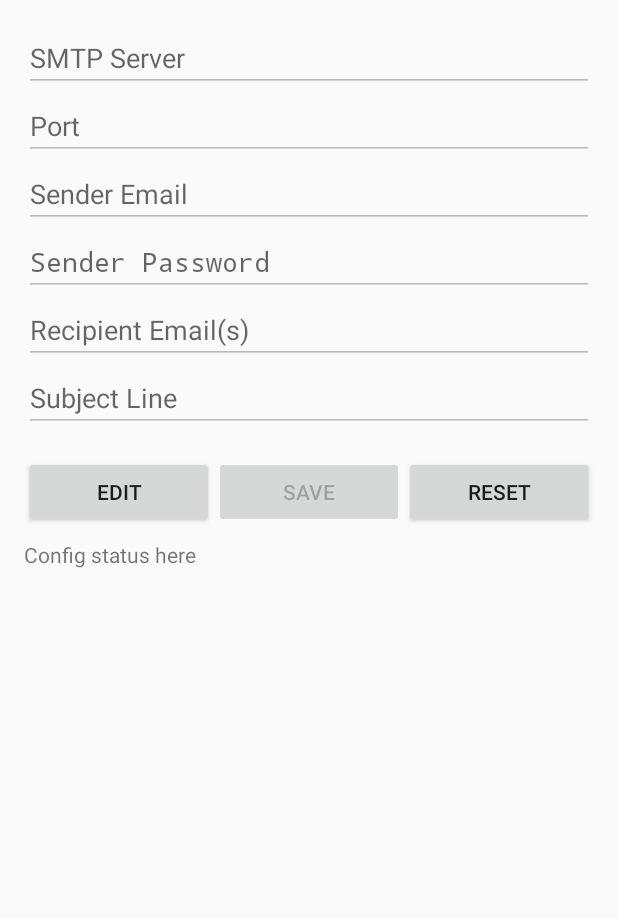
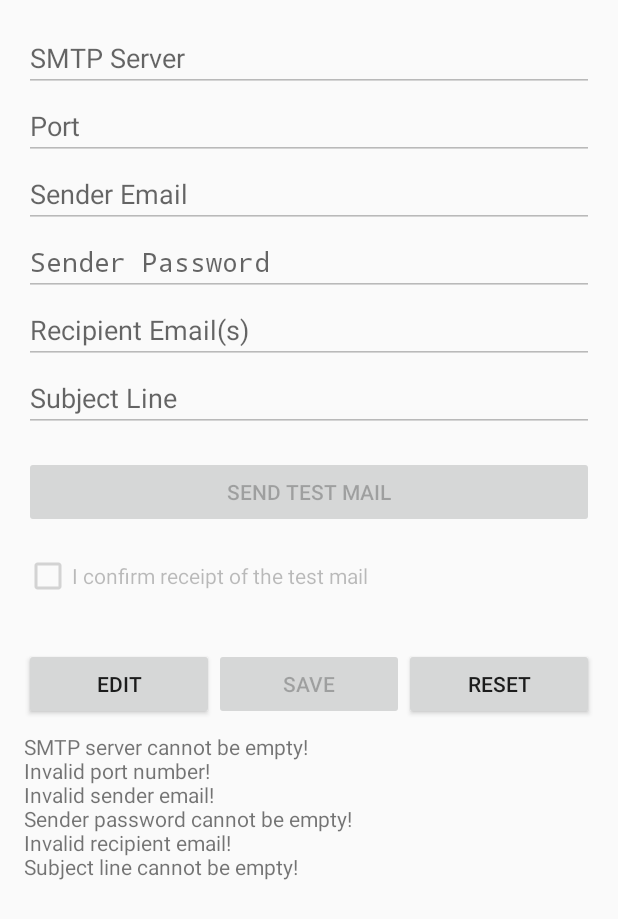
Before and after one commit to ganeshv/textfiltrator, an Android app built with Jetpack Compose: the ConfigActivity screen opened directly, with no data from a screen before it, after a tap on "RESET", on a phone screen of 412 x 824 dp. Shown: the top 919 px of the screen. Run offline under Robolectric (Android 15) with nearby library versions, the phone set to English and light mode, and no system bars; 6 statements that could not run were skipped; 3 other taps on this screen came first.

Commit message:
test mails work, exceptions are caught, multiple recipients work

```diff
--- a/SMSReaderApp/app/src/main/java/com/example/smsreaderapp/ConfigActivity.kt
+++ b/SMSReaderApp/app/src/main/java/com/example/smsreaderapp/ConfigActivity.kt
@@ -1,10 +1,45 @@
 package com.example.smsreaderapp
 
 import android.app.Activity
+import android.content.Context
 import android.os.Bundle
+import android.util.Log
 import android.widget.Button
+import android.widget.CheckBox
 import android.widget.EditText
 import android.widget.TextView
+import kotlinx.coroutines.CoroutineScope
+import kotlinx.coroutines.Dispatchers
+import kotlinx.coroutines.launch
+
+data class SMTPSettings (
+    val smtpServer: String,
+    val port: String,
+    val senderEmail: String,
+    val senderPassword: String,
+    val recipientEmails: String,
+    val subjectLine: String
+) {
+    companion object {
+        fun load(context: Context) : SMTPSettings {
+            val smtpServer = EncryptedPreferencesUtil.getString(context, "SMTP_SERVER") ?: ""
+            val port = EncryptedPreferencesUtil.getString(context, "PORT") ?: ""
+            val senderEmail = EncryptedPreferencesUtil.getString(context, "SENDER_EMAIL") ?: ""
+            val senderPassword = EncryptedPreferencesUtil.getString(context, "SENDER_PASSWORD") ?: ""
+            val recipientEmails = EncryptedPreferencesUtil.getString(context, "RECIPIENT_EMAILS") ?: ""
+            val subjectLine = EncryptedPreferencesUtil.getString(context, "SUBJECT_LINE") ?: ""
+            return SMTPSettings(smtpServer, port, senderEmail, senderPassword, recipientEmails, subjectLine)
+        }
+    }
+    fun store(context: Context) {
+        EncryptedPreferencesUtil.putString(context, "SMTP_SERVER", smtpServer)
+        EncryptedPreferencesUtil.putString(context, "PORT", port)
+        EncryptedPreferencesUtil.putString(context, "SENDER_EMAIL", senderEmail)
+        EncryptedPreferencesUtil.putString(context, "SENDER_PASSWORD", senderPassword)
+        EncryptedPreferencesUtil.putString(context, "RECIPIENT_EMAILS", recipientEmails)
+        EncryptedPreferencesUtil.putString(context, "SUBJECT_LINE", subjectLine)
+    }
+}
 
 class ConfigActivity : Activity() {
 
@@ -19,8 +54,11 @@ class ConfigActivity : Activity() {
     private lateinit var saveButton: Button
     private lateinit var resetButton: Button
     private lateinit var configStatusTextView: TextView
+    private lateinit var btnSendTestMail: Button
+    private lateinit var checkBoxConfirmReceipt: CheckBox
 
     private var isEditing : Boolean = false
+    private lateinit var smtpSettings : SMTPSettings
 
     override fun onCreate(savedInstanceState: Bundle?) {
         super.onCreate(savedInstanceState)
@@ -34,14 +72,17 @@ class ConfigActivity : Activity() {
         recipientEmailsEditText = findViewById(R.id.recipientEmailsEditText)
         subjectLineEditText = findViewById(R.id.subjectLineEditText)
 
-        // Load previously saved settings
-        loadSettings()
-
         editButton = findViewById(R.id.editButton)
         saveButton = findViewById(R.id.saveButton)
         resetButton = findViewById(R.id.resetButton)
         configStatusTextView = findViewById(R.id.configStatusTextView)
+        btnSendTestMail = findViewById(R.id.btnSendTestMail)
+        checkBoxConfirmReceipt = findViewById(R.id.checkBoxConfirmReceipt)
 
+        // Load previously saved settings
+        smtpSettings = loadSettings()
+
+        // Make all the fields uneditable until the Edit button is pressed
         disableEdit()
 
         // Set up listeners
@@ -55,46 +96,14 @@ class ConfigActivity : Activity() {
         }
 
         saveButton.setOnClickListener {
-
-            val smtpServer = smtpServerEditText.text.toString()
-            val portString = portEditText.text.toString()
-            val senderEmail = senderEmailEditText.text.toString()
-            val senderPassword = senderPasswordEditText.text.toString()
-            val recipientEmails = recipientEmailsEditText.text.toString().split(" ")
-            val subjectLine = subjectLineEditText.text.toString()
-
-            // Validations
-            if (smtpServer.isEmpty()) {
-                configStatusTextView.text = "SMTP Server cannot be empty!"
+            val settings: SMTPSettings = validateSettings() ?: return@setOnClickListener
+            val confirm = checkBoxConfirmReceipt.isChecked
+            if (!confirm) {
+                configStatusTextView.text = "Please send test mail and confirm receipt"
                 return@setOnClickListener
             }
-            val port = portString.toIntOrNull()
-            if (port == null || port <= 0 || port > 65535) {
-                configStatusTextView.text = "Invalid port number!"
-                return@setOnClickListener
-            }
-            if (senderEmail.isEmpty() || !isValidEmail(senderEmail)) {
-                configStatusTextView.text = "Invalid sender email!"
-                return@setOnClickListener
-            }
-
-            if (senderPassword.isBlank()) {
-                configStatusTextView.text = "Sender password cannot be empty!"
-                return@setOnClickListener
-            }
-
-            if (recipientEmails.isEmpty() || !recipientEmails.all { isValidEmail(it) }) {
-                configStatusTextView.text = "Invalid recipient email(s)!"
-                return@setOnClickListener
-            }
-
-            if (subjectLine.isBlank()) {
-                configStatusTextView.text = "Subject line cannot be empty!"
-                return@setOnClickListener
-            }
-
             // Save to encrypted shared preferences
-            saveSettings(smtpServer, portString, senderEmail, senderPassword, recipientEmails.joinToString(" "), subjectLine)
+            saveSettings(settings, true)
             configStatusTextView.text = "Configuration saved successfully!"
             LogManager.log("Configuration saved successfully!")
             // Make all the fields uneditable until the Edit button is pressed
@@ -103,36 +112,74 @@ class ConfigActivity : Activity() {
 
         resetButton.setOnClickListener {
             // Wipe all preferences
-            saveSettings("", "", "", "", "", "")
+            saveSettings(SMTPSettings("", "", "", "", "", ""), false)
             loadSettings()
             LogManager.log("Configuration reset successfully!")
         }
+
+        btnSendTestMail.setOnClickListener {
+            // Call your method to send a test mail.
+            sendTestMail()
+        }
     }
 
-    private fun loadSettings() {
-        val smtpServer = EncryptedPreferencesUtil.getString(this, "SMTP_SERVER") ?: ""
-        val port = EncryptedPreferencesUtil.getString(this, "PORT")
-        val senderEmail = EncryptedPreferencesUtil.getString(this, "SENDER_EMAIL") ?: ""
-        val senderPassword = EncryptedPreferencesUtil.getString(this, "SENDER_PASSWORD") ?: ""
-        val recipientEmails = EncryptedPreferencesUtil.getString(this, "RECIPIENT_EMAILS") ?: ""
-        val subjectLine = EncryptedPreferencesUtil.getString(this, "SUBJECT_LINE") ?: ""
+    private fun validateSettings() : SMTPSettings? {
+        val smtpServer = smtpServerEditText.text.toString().trim()
+        val portString = portEditText.text.toString().trim()
+        val senderEmail = senderEmailEditText.text.toString().trim()
+        val senderPassword = senderPasswordEditText.text.toString().trim()
+        val recipientEmails = recipientEmailsEditText.text.toString().trim().split(" ")
+        val subjectLine = subjectLineEditText.text.toString().trim()
+        val errlist = mutableListOf<String>()
+
+        // Validations
+        if (smtpServer.isEmpty()) {
+            errlist.add("SMTP server cannot be empty!")
+        }
+        val port = portString.toIntOrNull()
+        if (port == null || port <= 0 || port > 65535) {
+            errlist.add("Invalid port number!")
+        }
+        if (senderEmail.isEmpty() || !isValidEmail(senderEmail)) {
+            errlist.add("Invalid sender email!")
+        }
+        if (senderPassword.isBlank()) {
+            errlist.add("Sender password cannot be empty!")
+        }
+        if (recipientEmails.isEmpty() || !recipientEmails.all { isValidEmail(it) }) {
+            errlist.add("Invalid recipient email!")
+        }
+        if (subjectLine.isBlank()) {
+            errlist.add("Subject line cannot be empty!")
+        }
+        return if (errlist.isNotEmpty()) {
+            configStatusTextView.text = errlist.joinToString("\n")
+            null
+        } else {
+            configStatusTextView.text = ""
+            SMTPSettings(smtpServer, portString, senderEmail, senderPassword, recipientEmails.joinToString(" "), subjectLine)
+        }
+    }
+
+    private fun loadSettings() : SMTPSettings {
+        val s = SMTPSettings.load(this)
+        val confirmReceipt = EncryptedPreferencesUtil.getBoolean(this, "CONFIRM_RECEIPT", false)
 
         // Populate the fields with the loaded settings
-        smtpServerEditText.setText(smtpServer)
-        portEditText.setText(port)
-        senderEmailEditText.setText(senderEmail)
-        senderPasswordEditText.setText(senderPassword)
-        recipientEmailsEditText.setText(recipientEmails)
-        subjectLineEditText.setText(subjectLine)
+        smtpServerEditText.setText(s.smtpServer)
+        portEditText.setText(s.port)
+        senderEmailEditText.setText(s.senderEmail)
+        senderPasswordEditText.setText(s.senderPassword)
+        recipientEmailsEditText.setText(s.recipientEmails)
+        subjectLineEditText.setText(s.subjectLine)
+        checkBoxConfirmReceipt.isChecked = confirmReceipt
+
+        return s
     }
 
-    private fun saveSettings(smtpServer: String, port: String, senderEmail: String, senderPassword: String, recipientEmails: String, subjectLine: String) {
-        EncryptedPreferencesUtil.putString(this, "SMTP_SERVER", smtpServer)
-        EncryptedPreferencesUtil.putString(this, "PORT", port)
-        EncryptedPreferencesUtil.putString(this, "SENDER_EMAIL", senderEmail)
-        EncryptedPreferencesUtil.putString(this, "SENDER_PASSWORD", senderPassword)
-        EncryptedPreferencesUtil.putString(this, "RECIPIENT_EMAILS", recipientEmails)
-        EncryptedPreferencesUtil.putString(this, "SUBJECT_LINE", subjectLine)
+    private fun saveSettings(smtpSettings: SMTPSettings, confirmEmail: Boolean) {
+        smtpSettings.store(this)
+        EncryptedPreferencesUtil.putBoolean(this, "CONFIRM_RECEIPT", confirmEmail)
     }
 
     private fun disableEdit() {
@@ -142,6 +189,9 @@ class ConfigActivity : Activity() {
         senderPasswordEditText.isEnabled = false
         recipientEmailsEditText.isEnabled = false
         subjectLineEditText.isEnabled = false
+        btnSendTestMail.isEnabled = false
+        checkBoxConfirmReceipt.isEnabled = false
+
         editButton.text = "Edit"
         isEditing = false
         saveButton.isEnabled = false
@@ -154,6 +204,8 @@ class ConfigActivity : Activity() {
         senderPasswordEditText.isEnabled = true
         recipientEmailsEditText.isEnabled = true
         subjectLineEditText.isEnabled = true
+        btnSendTestMail.isEnabled = true
+        checkBoxConfirmReceipt.isEnabled = true
         editButton.text = "Cancel"
         isEditing = true
         saveButton.isEnabled = true
@@ -162,4 +214,21 @@ class ConfigActivity : Activity() {
     private fun isValidEmail(email: String): Boolean {
         return android.util.Patterns.EMAIL_ADDRESS.matcher(email).matches()
     }
+
+    private fun sendTestMail() {
+        val settings: SMTPSettings = validateSettings() ?: return
+        val subject = "Textfiltrator test mail"
+        val body = "This is a test mail sent from Textfiltrator. Please confirm receipt by checking the box in the app."
+        val testSettings = SMTPSettings(settings.smtpServer, settings.port, settings.senderEmail, settings.senderPassword, settings.recipientEmails, subject)
+        CoroutineScope(Dispatchers.Main).launch {
+            try {
+                sendEmailSSL(body, testSettings)
+                LogManager.log("Test mail sent!")
+                configStatusTextView.text = "Test mail sent!"
+            } catch (e: Exception) {
+                LogManager.log("Failed to send test mail: ${e.message}")
+                configStatusTextView.text = "Failed to send test mail: ${e.message}"
+            }
+        }
+    }
 }
--- a/SMSReaderApp/app/src/main/res/layout/activity_config.xml
+++ b/SMSReaderApp/app/src/main/res/layout/activity_config.xml
@@ -58,6 +58,24 @@
             android:hint="Subject Line"
             android:inputType="text" />
 
+        <!-- Button for sending a test email -->
+        <Button
+            android:id="@+id/btnSendTestMail"
+            android:layout_width="match_parent"
+            android:layout_height="wrap_content"
+            android:text="Send Test Mail"
+            android:layout_marginTop="16dp"
+            android:layout_marginBottom="8dp" />
+
+        <!-- Checkbox for confirming receipt of the test email -->
+        <CheckBox
+            android:id="@+id/checkBoxConfirmReceipt"
+            android:layout_width="wrap_content"
+            android:layout_height="wrap_content"
+            android:text="I confirm receipt of the test mail"
+            android:layout_marginTop="8dp"
+            android:layout_marginBottom="16dp" />
+
         <!-- Buttons Layout (Horizontal) -->
         <LinearLayout
             android:layout_width="match_parent"
```
Also changed, not shown: SMSReaderApp/app/src/main/java/com/example/smsreaderapp/SmsReceiver.kt (+18 -17 lines).
